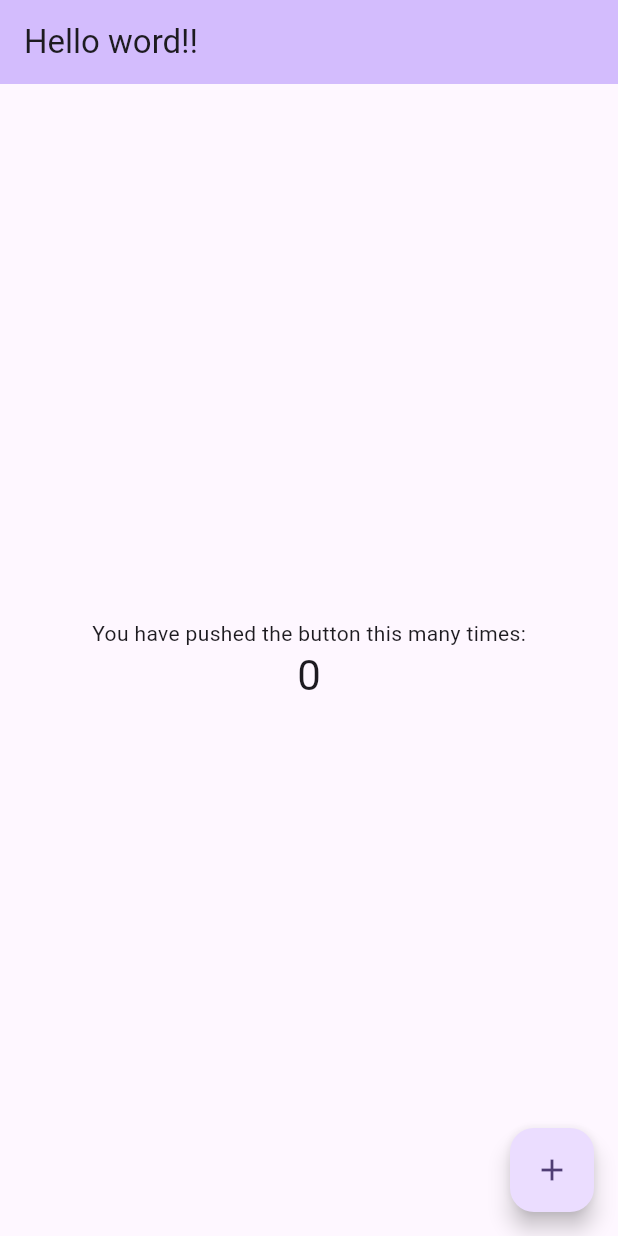
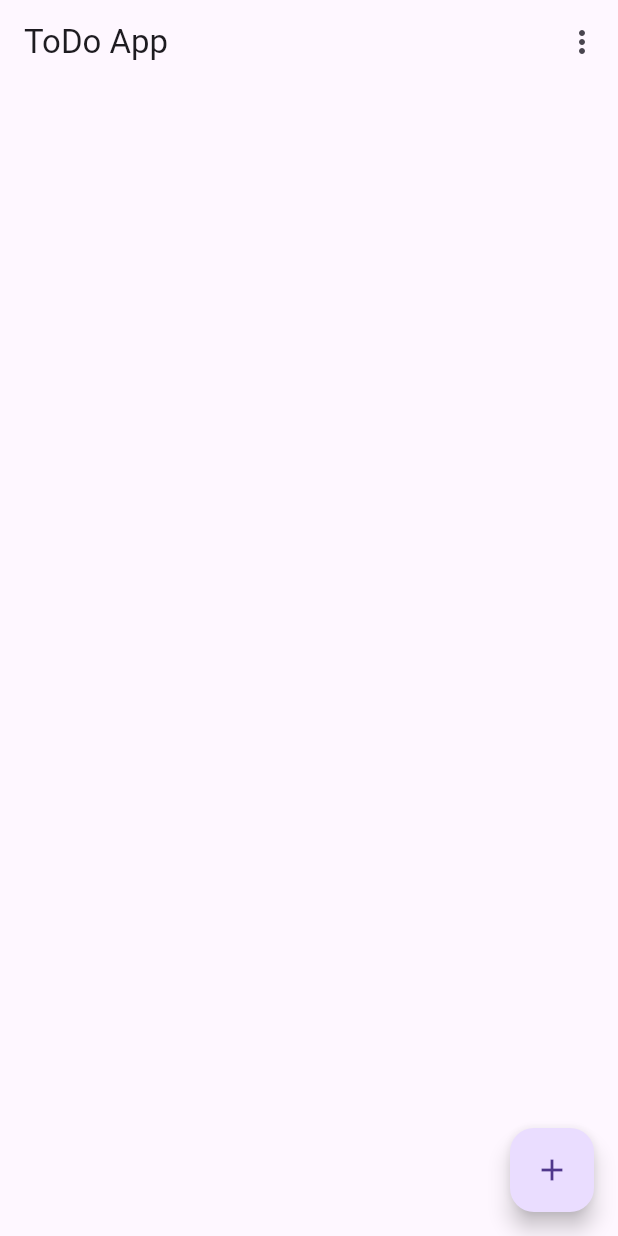
Before and after one commit to gustavovni08/to_do_app, a Flutter app: the screen it shows after launch, on a phone screen of 412 x 824 dp. Run offline on Flutter 3.47's test engine with Material 3 defaults, Android fonts, the phone set to English and light mode, and no system bars.

```diff
--- a/lib/main.dart
+++ b/lib/main.dart
@@ -1,122 +1,32 @@
 import 'package:flutter/material.dart';
+import 'package:provider/provider.dart';
+import 'services/task_service.dart';
+import 'pages/home_page.dart';
 
 void main() {
-  runApp(const MyApp());
+  runApp(
+    MultiProvider(
+      providers: [
+        ChangeNotifierProvider(create: (_) => TaskService()),
+      ],
+      child: const MyApp(),
+    ),
+  );
 }
 
 class MyApp extends StatelessWidget {
   const MyApp({super.key});
 
-  // This widget is the root of your application.
   @override
   Widget build(BuildContext context) {
     return MaterialApp(
-      title: 'Flutter Demo',
+      debugShowCheckedModeBanner: false,
+      title: 'ToDo App',
       theme: ThemeData(
-        // This is the theme of your application.
-        //
-        // TRY THIS: Try running your application with "flutter run". You'll see
-        // the application has a purple toolbar. Then, without quitting the app,
-        // try changing the seedColor in the colorScheme below to Colors.green
-        // and then invoke "hot reload" (save your changes or press the "hot
-        // reload" button in a Flutter-supported IDE, or press "r" if you used
-        // the command line to start the app).
-        //
-        // Notice that the counter didn't reset back to zero; the application
-        // state is not lost during the reload. To reset the state, use hot
-        // restart instead.
-        //
-        // This works for code too, not just values: Most code changes can be
-        // tested with just a hot reload.
-        colorScheme: ColorScheme.fromSeed(seedColor: Colors.deepPurple),
+        primarySwatch: Colors.deepPurple,
+        visualDensity: VisualDensity.adaptivePlatformDensity,
       ),
-      home: const MyHomePage(title: 'Hello word!!'),
+      home: const HomePage(),
     );
   }
 }
-
-class MyHomePage extends StatefulWidget {
-  const MyHomePage({super.key, required this.title});
-
-  // This widget is the home page of your application. It is stateful, meaning
-  // that it has a State object (defined below) that contains fields that affect
-  // how it looks.
-
-  // This class is the configuration for the state. It holds the values (in this
-  // case the title) provided by the parent (in this case the App widget) and
-  // used by the build method of the State. Fields in a Widget subclass are
-  // always marked "final".
-
-  final String title;
-
-  @override
-  State<MyHomePage> createState() => _MyHomePageState();
-}
-
-class _MyHomePageState extends State<MyHomePage> {
-  int _counter = 0;
-
-  void _incrementCounter() {
-    setState(() {
-      // This call to setState tells the Flutter framework that something has
-      // changed in this State, which causes it to rerun the build method below
-      // so that the display can reflect the updated values. If we changed
-      // _counter without calling setState(), then the build method would not be
-      // called again, and so nothing would appear to happen.
-      _counter++;
-    });
-  }
-
-  @override
-  Widget build(BuildContext context) {
-    // This method is rerun every time setState is called, for instance as done
-    // by the _incrementCounter method above.
-    //
-    // The Flutter framework has been optimized to make rerunning build methods
-    // fast, so that you can just rebuild anything that needs updating rather
-    // than having to individually change instances of widgets.
-    return Scaffold(
-      appBar: AppBar(
-        // TRY THIS: Try changing the color here to a specific color (to
-        // Colors.amber, perhaps?) and trigger a hot reload to see the AppBar
-        // change color while the other colors stay the same.
-        backgroundColor: Theme.of(context).colorScheme.inversePrimary,
-        // Here we take the value from the MyHomePage object that was created by
-        // the App.build method, and use it to set our appbar title.
-        title: Text(widget.title),
-      ),
-      body: Center(
-        // Center is a layout widget. It takes a single child and positions it
-        // in the middle of the parent.
-        child: Column(
-          // Column is also a layout widget. It takes a list of children and
-          // arranges them vertically. By default, it sizes itself to fit its
-          // children horizontally, and tries to be as tall as its parent.
-          //
-          // Column has various properties to control how it sizes itself and
-          // how it positions its children. Here we use mainAxisAlignment to
-          // center the children vertically; the main axis here is the vertical
-          // axis because Columns are vertical (the cross axis would be
-          // horizontal).
-          //
-          // TRY THIS: Invoke "debug painting" (choose the "Toggle Debug Paint"
-          // action in the IDE, or press "p" in the console), to see the
-          // wireframe for each widget.
-          mainAxisAlignment: MainAxisAlignment.center,
-          children: <Widget>[
-            const Text('You have pushed the button this many times:'),
-            Text(
-              '$_counter',
-              style: Theme.of(context).textTheme.headlineMedium,
-            ),
-          ],
-        ),
-      ),
-      floatingActionButton: FloatingActionButton(
-        onPressed: _incrementCounter,
-        tooltip: 'Increment',
-        child: const Icon(Icons.add),
-      ), // This trailing comma makes auto-formatting nicer for build methods.
-    );
-  }
-}
--- /dev/null
+++ b/lib/models/task.dart
@@ -0,0 +1,76 @@
+// ignore: unused_import
+import 'package:flutter/material.dart';
+
+class Task {
+
+    final String id;
+    final String name;
+    final String? description;
+    final int priority;
+    final DateTime deadline;
+    bool isDone;
+
+    Task({
+        required this.id,
+        required this.name,
+        required this.description,
+        required this.priority,
+        required this.deadline,
+        required this.isDone,
+    });
+
+    bool get isLate => !isDone && deadline.isBefore(DateTime.now());
+
+    Task copyWith({
+        String? id,
+        String? name,
+        String? description,
+        int? priority,
+        DateTime? deadline,
+        bool? isDone,
+    })
+    {
+        return Task(
+          id: id ?? this.id,
+          name: name ?? this.name,
+          description: description ?? this.description,
+          priority: priority ?? this.priority,
+          deadline: deadline ?? this.deadline,
+          isDone: isDone ?? this.isDone,
+        );
+    }
+
+    Map<String, dynamic> toJson() => {
+        'id': id,
+        'name': name,
+        'description': description,
+        'priority': priority,
+        'deadline': deadline.toIso8601String(),
+        'isDone': isDone,
+    };
+
+    factory Task.fromJson(Map<String, dynamic> json) {
+        return Task(
+      id: json['id'],
+      name: json['name'],
+      description: json['description'],
+      priority: json['priority'],
+      deadline: DateTime.parse(json['deadline']),
+      isDone: json['isDone'],
+        );
+    }
+
+    @override
+    String toString() {
+        return 'Task(name: $name, priority: $priority, deadline: $deadline, isDone: $isDone)';
+    }
+
+    @override
+     bool operator ==(Object other) =>
+        identical(this, other) ||
+        other is Task && runtimeType == other.runtimeType && id == other.id;
+
+     @override
+     int get hashCode => id.hashCode;
+
+}
--- /dev/null
+++ b/lib/pages/home_page.dart
@@ -0,0 +1,69 @@
+import 'package:flutter/material.dart';
+import 'package:provider/provider.dart';
+import '../services/task_service.dart';
+import '../widgets/task_item.dart';
+import 'add_task_page.dart';
+
+class HomePage extends StatefulWidget {
+  const HomePage({super.key});
+
+  @override
+  State<HomePage> createState() => _HomePageState();
+}
+
+class _HomePageState extends State<HomePage> {
+  String filter = 'all'; // all, open, completed, overdue
+
+  @override
+  Widget build(BuildContext context) {
+
+    final taskService = Provider.of<TaskService>(context);
+    List tasks;
+
+    switch(filter) {
+      case 'open':
+        tasks = taskService.openTask;
+        break;
+      case 'completed':
+        tasks = taskService.closedTask;
+        break;
+       case 'overdue':
+        tasks = taskService.overdueTask;
+        break;
+      default:
+        tasks = taskService.tasks;
+    }
+
+    return(
+      Scaffold(
+        appBar: AppBar(
+         title: const Text('ToDo App'),
+          actions: [
+            PopupMenuButton<String>(
+              onSelected: (value) => setState(() {
+                filter = value;
+              }),
+              itemBuilder: (context) => [
+                const PopupMenuItem(value: 'all', child: Text('All')),
+                const PopupMenuItem(value: 'open', child: Text('Open')),
+                const PopupMenuItem(value: 'completed', child: Text('Completed')),
+                const PopupMenuItem(value: 'overdue', child: Text('Overdue')),
+              ],)
+          ],
+        ),
+        body: ListView.builder(
+          itemCount: tasks.length,
+          itemBuilder: (context, index) => TaskItem(task: tasks[index])
+        ),
+
+        floatingActionButton: FloatingActionButton(onPressed: () {
+          Navigator.push(
+            context,
+            MaterialPageRoute(builder: (_) => const AddTaskPage())
+          );
+        },
+        child: const Icon(Icons.add)),
+      )
+    );
+  }
+}
--- /dev/null
+++ b/lib/services/task_service.dart
@@ -0,0 +1,51 @@
+import 'package:flutter/material.dart';
+import '../models/task.dart';
+
+class TaskService extends ChangeNotifier {
+
+  final List<Task> _tasks = [];
+
+  List<Task> get tasks => _tasks;
+
+  void addTask(Task task){
+
+    _tasks.add(task);
+    notifyListeners();
+
+  }
+
+  void removeTask(Task task){
+
+    _tasks.remove(task);
+    notifyListeners();
+
+  }
+
+  void toogleCompleted(Task task){
+
+    final index = _tasks.indexOf(task);
+
+    if(index != -1){
+      _tasks[index].isDone = !_tasks[index].isDone;
+      notifyListeners();
+    }
+
+  }
+
+ void updateTask(Task oldTask, Task updatedTask) {
+    final index = _tasks.indexOf(oldTask);
+    if (index != -1) {
+      _tasks[index] = updatedTask;
+      notifyListeners();
+    }
+  }
+
+  List<Task> get openTask => _tasks.where((task) => !task.isDone).toList();
+
+  List<Task> get closedTask => _tasks.where((task) => task.isDone).toList();
+
+   List<Task> get overdueTask => _tasks
+      .where((task) => !task.isDone && task.deadline.isBefore(DateTime.now()))
+      .toList();
+
+}
--- a/pubspec.yaml
+++ b/pubspec.yaml
@@ -31,9 +31,12 @@ dependencies:
   flutter:
     sdk: flutter
 
+  provider: ^6.0.6
+
   # The following adds the Cupertino Icons font to your application.
   # Use with the CupertinoIcons class for iOS style icons.
   cupertino_icons: ^1.0.8
+  uuid: ^4.5.1
 
 dev_dependencies:
   flutter_test:
```
Also changed, not shown: lib/pages/add_task_page.dart (added, +68 -0 lines), lib/widgets/task_item.dart (added, +39 -0 lines), pubspec.lock.
